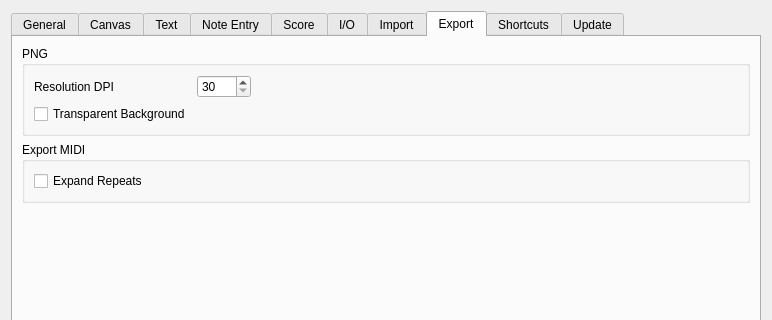
Before: the Qt Designer form mscore/mscore/prefsdialog.ui in musescore/musescore-old, drawn with Qt 5; both pictures show x 0 to 772 and y 0 to 320 of the 772 by 590 pixel window.
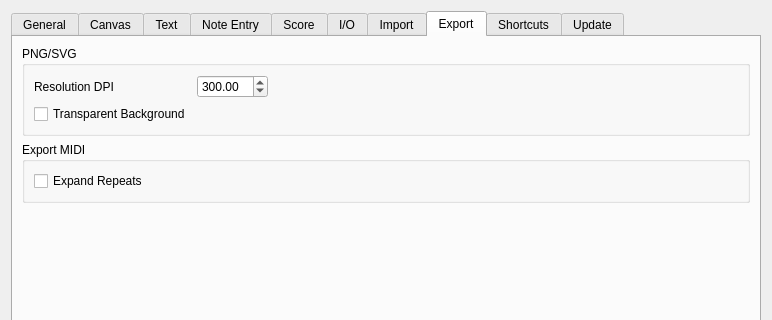
After: the same form once the commit is applied. The open tabs and pages were chosen to show the change. Icons and pictures are not drawn. Custom widgets are drawn as their Qt base class.

```diff
--- a/mscore/mscore/prefsdialog.ui
+++ b/mscore/mscore/prefsdialog.ui
@@ -2191,7 +2191,7 @@
        <item>
         <widget class="QGroupBox" name="groupBox_9">
          <property name="title">
-          <string>PNG</string>
+          <string>PNG/SVG</string>
          </property>
          <property name="flat">
           <bool>false</bool>
@@ -2204,16 +2204,6 @@
             </property>
            </widget>
           </item>
-          <item row="0" column="1">
-           <widget class="QSpinBox" name="pngResolution">
-            <property name="minimum">
-             <number>30</number>
-            </property>
-            <property name="maximum">
-             <number>3000</number>
-            </property>
-           </widget>
-          </item>
           <item row="1" column="0">
            <widget class="QCheckBox" name="pngTransparent">
             <property name="text">
@@ -2234,6 +2224,19 @@
             </property>
            </spacer>
           </item>
+          <item row="0" column="1">
+           <widget class="QDoubleSpinBox" name="pngResolution">
+            <property name="minimum">
+             <double>32.000000000000000</double>
+            </property>
+            <property name="maximum">
+             <double>5000.000000000000000</double>
+            </property>
+            <property name="value">
+             <double>300.000000000000000</double>
+            </property>
+           </widget>
+          </item>
          </layout>
         </widget>
        </item>
```
